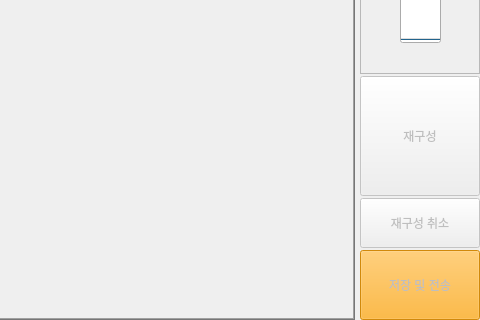
The window that Project/src/imaging/ImagingSW/imagingmanager.ui (AndaCondaa/Dental_Imaging_SW_System) describes before a commit, drawn with Qt 5; both pictures show x 520 to 1000 and y 308 to 628 of the 1000 by 628 pixel window.
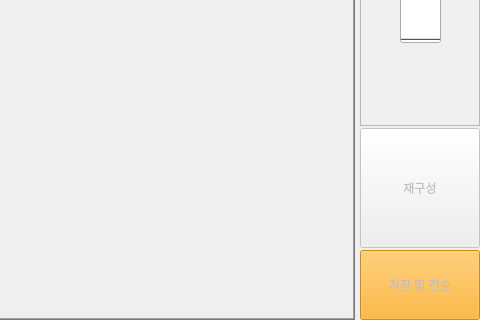
The same window after the commit.

Diff of the .ui file:
```diff
--- a/Project/src/imaging/ImagingSW/imagingmanager.ui
+++ b/Project/src/imaging/ImagingSW/imagingmanager.ui
@@ -156,28 +156,6 @@
            </property>
           </widget>
          </item>
-         <item>
-          <widget class="QPushButton" name="reconCancelButton">
-           <property name="enabled">
-            <bool>false</bool>
-           </property>
-           <property name="sizePolicy">
-            <sizepolicy hsizetype="Preferred" vsizetype="Preferred">
-             <horstretch>0</horstretch>
-             <verstretch>0</verstretch>
-            </sizepolicy>
-           </property>
-           <property name="minimumSize">
-            <size>
-             <width>120</width>
-             <height>50</height>
-            </size>
-           </property>
-           <property name="text">
-            <string>재구성 취소</string>
-           </property>
-          </widget>
-         </item>
          <item>
           <widget class="QPushButton" name="saveButton">
            <property name="enabled">
```
